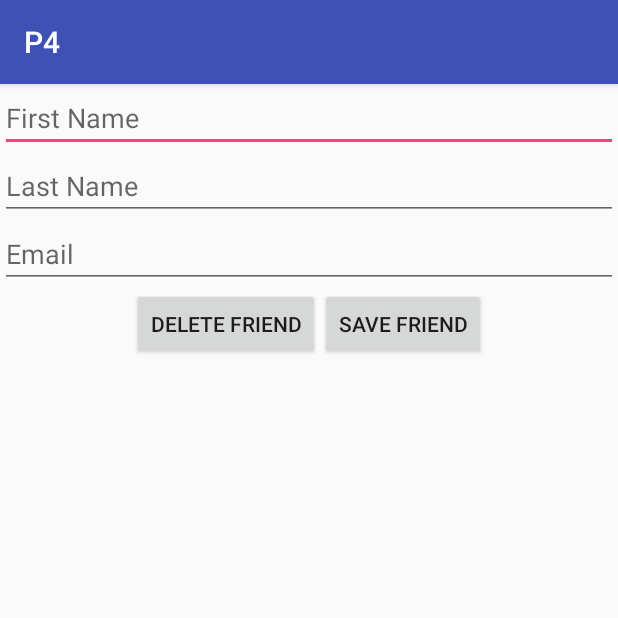
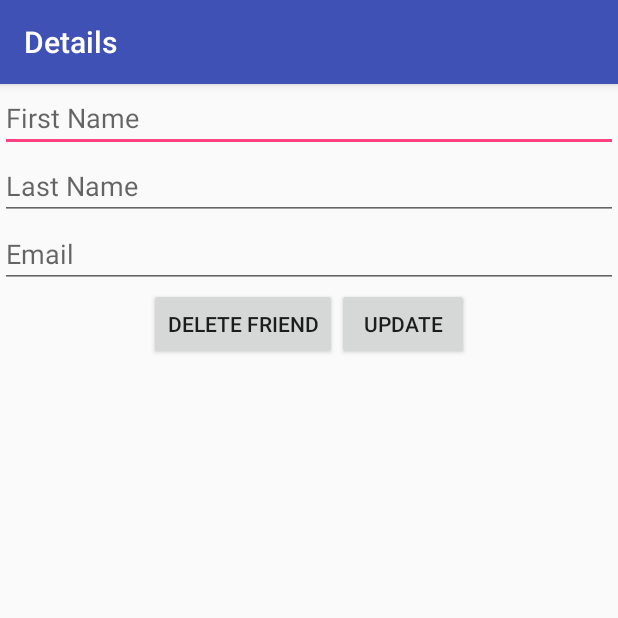
Before and after one commit to jeffcaljr/Friendster, an Android app: the UpdateFriendActivity screen opened directly, with no data from a screen before it, on a phone screen of 412 x 824 dp, the top half of it. Run offline under Robolectric (Android 15) with nearby library versions, the phone set to English and light mode, and no system bars; 1 statement that could not run was skipped.

```diff
--- a/app/src/main/AndroidManifest.xml
+++ b/app/src/main/AndroidManifest.xml
@@ -9,15 +9,15 @@
         android:roundIcon="@mipmap/ic_launcher_round"
         android:supportsRtl="true"
         android:theme="@style/AppTheme">
-        <activity android:name=".FriendListActivity">
+        <activity android:name=".Controller.FriendListActivity">
             <intent-filter>
                 <action android:name="android.intent.action.MAIN" />
 
                 <category android:name="android.intent.category.LAUNCHER" />
             </intent-filter>
         </activity>
-        <activity android:name=".AddFriendActivity" />
-        <activity android:name=".UpdateFriendActivity"></activity>
+        <activity android:name=".Controller.AddFriendActivity" />
+        <activity android:name=".Controller.UpdateFriendActivity"></activity>
     </application>
 
 </manifest>
--- a/app/src/main/java/com/jefferycalhoun/p4/UpdateFriendActivity.java
+++ b/app/src/main/java/com/jefferycalhoun/p4/Controller/UpdateFriendActivity.java
@@ -1,15 +1,19 @@
-package com.jefferycalhoun.p4;
+package com.jefferycalhoun.p4.Controller;
 
 import android.support.v4.app.FragmentManager;
+import android.support.v7.app.ActionBar;
 import android.support.v7.app.AppCompatActivity;
 import android.os.Bundle;
 import android.util.Log;
 
 import com.jefferycalhoun.p4.Database.FriendPersistence;
 import com.jefferycalhoun.p4.Model.Friend;
+import com.jefferycalhoun.p4.R;
 import com.jefferycalhoun.p4.View.UpdateFriendFragment;
 
 public class UpdateFriendActivity extends AppCompatActivity implements UpdateFriendFragment.UpdateFriendFragmentListener {
+
+    private static final String TAG_UPDATE_FRIEND_FRAGMENT = "TAG_UPDATE_FRIEND_FRAGMENT";
 
     private Friend friend;
 
@@ -20,6 +24,11 @@ public class UpdateFriendActivity extends AppCompatActivity implements UpdateFri
     protected void onCreate(Bundle savedInstanceState) {
         super.onCreate(savedInstanceState);
         setContentView(R.layout.activity_update_friend);
+
+        ActionBar actionBar = getSupportActionBar();
+        if(actionBar != null){
+            actionBar.setTitle("Details");
+        }
 
         Bundle extras = getIntent().getExtras();
         if(extras != null && extras.containsKey("friend")){
@@ -34,15 +43,19 @@ public class UpdateFriendActivity extends AppCompatActivity implements UpdateFri
 
         manager = getSupportFragmentManager();
 
-        UpdateFriendFragment updateFriendFragment = new UpdateFriendFragment();
+        UpdateFriendFragment updateFriendFragment = (UpdateFriendFragment) manager.findFragmentByTag(TAG_UPDATE_FRIEND_FRAGMENT);
 
-        Bundle args = new Bundle();
-        args.putSerializable("friend", friend);
-        updateFriendFragment.setArguments(args);
+        if(updateFriendFragment == null){
+            updateFriendFragment = new UpdateFriendFragment();
+            Bundle args = new Bundle();
+            args.putSerializable("friend", friend);
+            updateFriendFragment.setArguments(args);
 
-        manager.beginTransaction()
-                .add(R.id.update_friend_fragment_container, updateFriendFragment)
-                .commit();
+            manager.beginTransaction()
+                    .replace(R.id.update_friend_fragment_container, updateFriendFragment, TAG_UPDATE_FRIEND_FRAGMENT)
+//                .add(R.id.update_friend_fragment_container, updateFriendFragment, TAG_UPDATE_FRIEND_FRAGMENT)
+                    .commit();
+        }
     }
 
     @Override
--- a/app/src/main/java/com/jefferycalhoun/p4/Database/FriendDbHelper.java
+++ b/app/src/main/java/com/jefferycalhoun/p4/Database/FriendDbHelper.java
@@ -16,6 +16,7 @@ public class FriendDbHelper extends SQLiteOpenHelper {
 
     private static final String SQL_CREATE_ENTRIES = "CREATE TABLE " + FriendContract.TABLE_NAME + " (" +
             FriendContract.FriendEntry._ID + " INTEGER PRIMARY KEY AUTOINCREMENT," +
+            FriendContract.FriendEntry.COLUMN_NAME_ID_FRIEND + " INTEGER, "+
             FriendContract.FriendEntry.COLUMN_NAME_FIRSTNAME + " TEXT," +
             FriendContract.FriendEntry.COLUMN_NAME_LASTNAME + " TEXT," +
             FriendContract.FriendEntry.COLUMN_NAME_EMAIL + " TEXT)";
--- a/app/src/main/java/com/jefferycalhoun/p4/Model/FriendContract.java
+++ b/app/src/main/java/com/jefferycalhoun/p4/Model/FriendContract.java
@@ -11,6 +11,7 @@ public class FriendContract {
     private FriendContract(){}
 
     public static class FriendEntry implements BaseColumns{
+        public static final String COLUMN_NAME_ID_FRIEND = "friend_id";
         public static final String COLUMN_NAME_FIRSTNAME = "first_name";
         public static final String COLUMN_NAME_LASTNAME = "last_name";
         public static final String COLUMN_NAME_EMAIL = "email";
--- a/app/src/main/res/layout/friend_list.xml
+++ b/app/src/main/res/layout-land/friend_list.xml
@@ -6,9 +6,9 @@
     android:layout_height="match_parent">
 
     <ScrollView
-        android:layout_width="wrap_content"
+        android:layout_width="match_parent"
         android:layout_height="0dp"
-        android:layout_weight="9"
+        android:layout_weight="4"
         >
         <android.support.v7.widget.RecyclerView
             android:layout_width="match_parent" android:layout_height="wrap_content"
@@ -20,7 +20,7 @@
     <Button
         android:id="@+id/add_friend_button"
         android:text="@string/add_friend_button_text"
-        android:layout_width="wrap_content"
+        android:layout_width="match_parent"
         android:layout_height="0dp"
         android:layout_weight="1"
         android:layout_gravity="center"/>
--- a/app/src/main/res/layout/update_friend_data.xml
+++ b/app/src/main/res/layout/fragment_update_friend.xml
@@ -41,7 +41,7 @@
 
         <Button
             android:id="@+id/update_friend_button"
-            android:text="@string/save_friend_button_text"
+            android:text="@string/update_friend_button_text"
             android:layout_width="wrap_content"
             android:layout_height="wrap_content"/>
 
--- a/app/src/main/res/layout/friend_list_item.xml
+++ b/app/src/main/res/layout/friend_list_itemview.xml
@@ -1,4 +1,5 @@
 <?xml version="1.0" encoding="utf-8"?>
+
 <LinearLayout xmlns:android="http://schemas.android.com/apk/res/android"
     android:orientation="vertical" android:layout_width="match_parent"
     android:layout_height="wrap_content">
--- a/app/src/main/res/values/strings.xml
+++ b/app/src/main/res/values/strings.xml
@@ -4,6 +4,7 @@
     <string name="last_name_placeholder">Last Name</string>
     <string name="email_placeholder">Email</string>
     <string name="save_friend_button_text">Save Friend</string>
+    <string name="update_friend_button_text">Update</string>
     <string name="add_friend_button_text">Add Friend</string>
     <string name="delete_friend_button_text">Delete Friend</string>
 </resources>
```
Also changed, not shown: app/src/main/java/com/jefferycalhoun/p4/AddFriendActivity.java (deleted, +0 -39 lines), app/src/main/java/com/jefferycalhoun/p4/Controller/AddFriendActivity.java (added, +51 -0 lines), app/src/main/java/com/jefferycalhoun/p4/Controller/FriendListActivity.java (renamed from app/src/main/java/com/jefferycalhoun/p4/FriendListActivity.java, +17 -6 lines), app/src/main/java/com/jefferycalhoun/p4/Database/FriendPersistence.java (+11 -1 lines), app/src/main/java/com/jefferycalhoun/p4/View/AddFriendFragment.java (+31 -0 lines), app/src/main/java/com/jefferycalhoun/p4/View/FriendsListFragment.java (+4 -4 lines), app/src/main/java/com/jefferycalhoun/p4/View/UpdateFriendFragment.java (+48 -12 lines).
